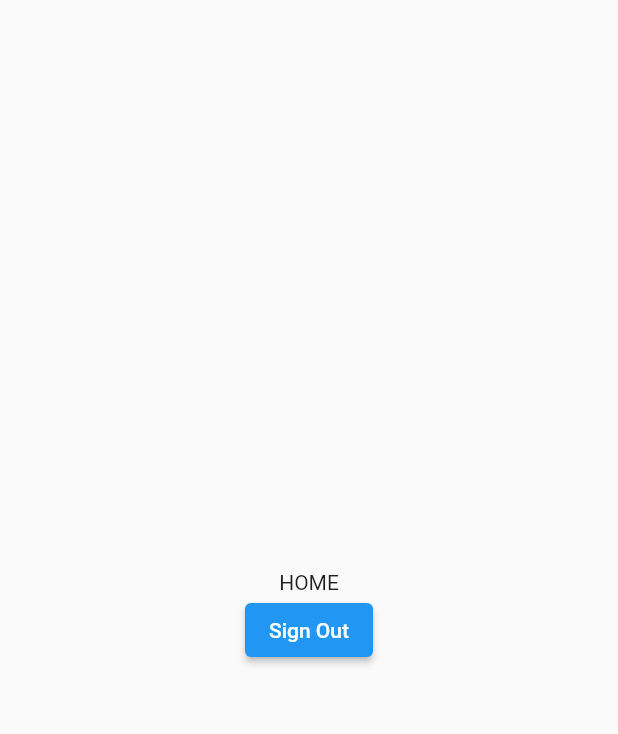
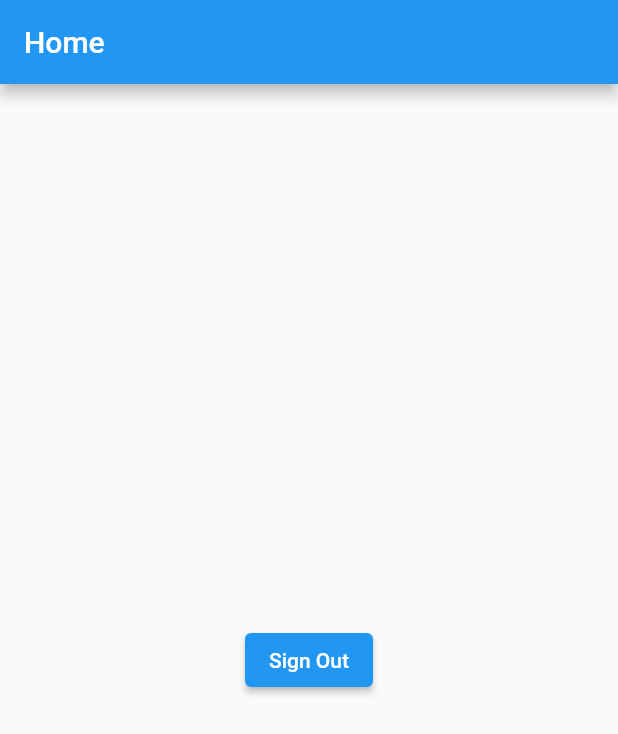
Before and after one commit to GBergatto/flutter-firebase-authentication, a Flutter app: the screen it shows once a user with an empty profile is signed in, on a phone screen of 412 x 824 dp. Shown: the top 734 px of the screen. Run offline on Flutter 3.47's test engine with Material 2 defaults, Android fonts, the phone set to English and light mode, and no system bars; our stand-ins replace firebase_auth, firebase_core; accounts and stored records are empty.

Commit message:
Restyle sign in and home page

```diff
--- a/lib/screens/home_page.dart
+++ b/lib/screens/home_page.dart
@@ -7,18 +7,15 @@ class HomePage extends StatelessWidget {
   @override
   Widget build(BuildContext context) {
     return Scaffold(
+      appBar: AppBar(
+        title: Text("Home"),
+      ),
       body: Center(
-        child: Column(
-          mainAxisAlignment: MainAxisAlignment.center,
-          children: [
-            Text("HOME"),
-            ElevatedButton(
-              onPressed: () {
-                context.read<AuthenticationService>().signOut();
-              },
-              child: Text("Sign Out"),
-            )
-          ],
+        child: ElevatedButton(
+          onPressed: () {
+            context.read<AuthenticationService>().signOut();
+          },
+          child: Text("Sign Out"),
         ),
       ),
     );
```
Also changed, not shown: lib/screens/sign_in_page.dart (+11 -2 lines).
